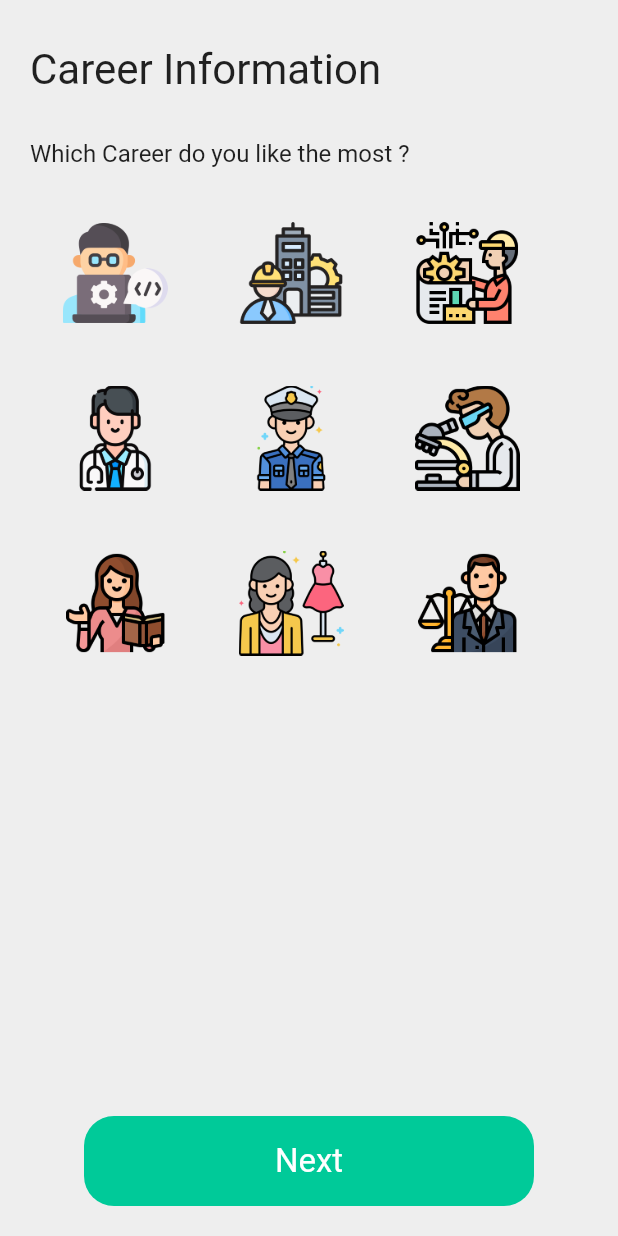
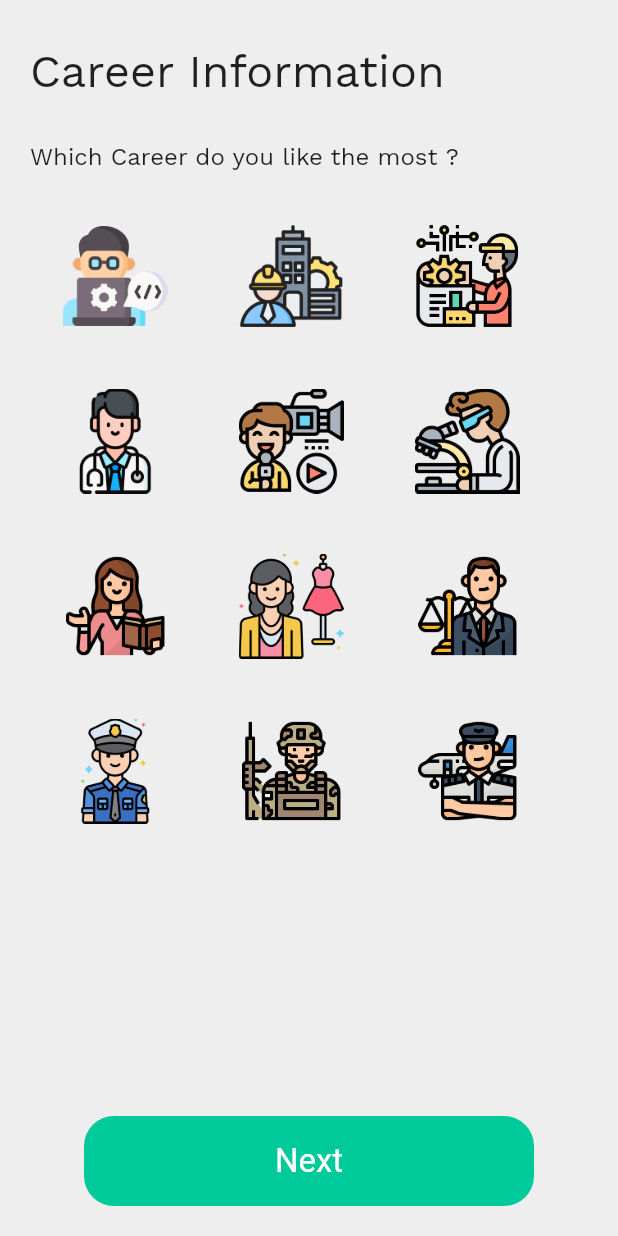
Before and after one commit to eDemy-SIH/eDemy-App, a Flutter app: the EducationInfo screen opened by its route, after a tap on "Next", on a phone screen of 412 x 824 dp. Run offline on Flutter 3.47's test engine with Material 2 defaults, Android fonts, the light colour scheme and no system bars; our stand-ins replace google_fonts, hive, hive_flutter, pie_chart, smooth_page_indicator, velocity_x; accounts and stored records are empty.

Commit message:
Ui Fixes

```diff
--- a/lib/pages/aptitude.dart
+++ b/lib/pages/aptitude.dart
@@ -86,8 +86,7 @@ class _AptitudeTestState extends State<AptitudeTest> {
                   padding: EdgeInsets.only(top: 40,left: 20,right: 20),
                   child: Text(
                     question.question,
-                    style:  GoogleFonts.workSans(
-                      textStyle:TextStyle(fontSize: 20)),
+                    style:  TextStyle(fontSize: 20, fontFamily: 'FontMain'),
                   ),
                 ),
                 SizedBox(height: 30,),
--- a/lib/pages/education_info.dart
+++ b/lib/pages/education_info.dart
@@ -52,7 +52,8 @@ class _EducationInfoState extends State<EducationInfo> {
                 child: Text(
                   "Education Information",
                   style: TextStyle(
-                    fontSize: 28
+                    fontSize: 30,
+                    fontFamily: 'FontMain'
                   ),
                 ),
               ),
@@ -62,7 +63,8 @@ class _EducationInfoState extends State<EducationInfo> {
                 child: Text(
                   "Please enter all the details to continue",
                   style: TextStyle(
-                    fontSize: 16
+                    fontSize: 16,
+                    fontFamily: 'FontMain'
                   ),
                 ),
               ),
--- a/lib/pages/get_started.dart
+++ b/lib/pages/get_started.dart
@@ -52,7 +52,7 @@ class _GetStartedState extends State<GetStarted> {
         },
         child: Text(
           "Get Started",
-          style: TextStyle(fontSize: 24),
+          style: TextStyle(fontSize: 24,),
         ),
         style: TextButton.styleFrom(
           shape: RoundedRectangleBorder(
--- a/lib/pages/hobbies.dart
+++ b/lib/pages/hobbies.dart
@@ -121,7 +121,8 @@ class _HobbiesState extends State<Hobbies> {
                     child: Text(
                       "Career Information",
                       style: TextStyle(
-                        fontSize: 28
+                        fontSize: 30,
+                        fontFamily: 'FontMain'
                       ),
                     ),
                   ),
@@ -131,7 +132,8 @@ class _HobbiesState extends State<Hobbies> {
                     child: Text(
                       "Which Career do you like the most ?",
                       style: TextStyle(
-                        fontSize: 16
+                        fontSize: 16,
+                        fontFamily: 'FontMain'
                       ),
                     ),
                   ),
@@ -185,7 +187,7 @@ class _HobbiesState extends State<Hobbies> {
                       Container(
                         width: 80,
                         height: 80,
-                        child: CareerButton("assets/images/policeman.png", 4),
+                        child: CareerButton("assets/images/journalist.png", 4),
                       ),
                       const SizedBox(
                         width: 10,
@@ -235,6 +237,39 @@ class _HobbiesState extends State<Hobbies> {
                    ),
                  ),
 
+                 Padding(
+                   padding: EdgeInsets.only(top: 30,left: 30,right: 30),
+                   child: Row(
+                    mainAxisAlignment: MainAxisAlignment.spaceAround,
+                    children: [
+                      Container(
+                        width: 80,
+                        height: 80,
+                        child: CareerButton("assets/images/policeman.png", 9),
+                      ),
+                      const SizedBox(
+                        width: 10,
+                      ),
+                      Container(
+                        width: 80,
+                        height: 80,
+                        child: CareerButton("assets/images/soldier.png", 10),
+                      ),
+                      const SizedBox(
+                        width: 10,
+                      ),
+                      Container(
+                        width: 80,
+                        height: 80,
+                        child: CareerButton("assets/images/pilot.png", 11),
+                      ),
+                      const SizedBox(
+                        width: 10,
+                      ),
+                    ],
+                   ),
+                 ),
+
 
 
                   Expanded(
--- a/lib/pages/student_info.dart
+++ b/lib/pages/student_info.dart
@@ -46,7 +46,8 @@ class _StudentInfoState extends State<StudentInfo> {
                 child: Text(
                   "Student Information",
                   style: TextStyle(
-                    fontSize: 28
+                    fontSize: 30,
+                    fontFamily: 'FontMain'
                   ),
                 ),
               ),
@@ -56,7 +57,8 @@ class _StudentInfoState extends State<StudentInfo> {
                 child: Text(
                   "Please enter all the details to continue",
                   style: TextStyle(
-                    fontSize: 16
+                    fontSize: 16,
+                    fontFamily: 'FontMain'
                   ),
                 ),
               ),
--- a/lib/utils/themes.dart
+++ b/lib/utils/themes.dart
@@ -26,6 +26,7 @@ class MyThemes {
         elevation: 0.0,
         iconTheme: IconThemeData(color: Colors.deepPurple),
       ),
+      //textTheme: GoogleFonts.workSans()
 
     );
 
--- a/lib/widgets/onboarding.dart
+++ b/lib/widgets/onboarding.dart
@@ -21,13 +21,13 @@ class Onboarding extends StatelessWidget {
             ),
             Text(
               title,
-              style: TextStyle(fontSize: 28),
+              style: TextStyle(fontSize: 28,fontFamily: 'FontMain'),
             ),
             SizedBox(height: 20,),
             Center(
               child: Text(
                 subtitle,
-                style: TextStyle(fontSize: 16),
+                style: TextStyle(fontSize: 16,fontFamily: 'FontMain'),
                 textAlign: TextAlign.center,
               ),
             ),
```
Also changed, not shown: lib/pages/discover_jobs.dart (+4 -3 lines), lib/pages/home.dart (+8 -10 lines), lib/widgets/career_cards.dart (+8 -3 lines), pubspec.yaml (+5 -14 lines), assets/images/journalist.png (added), assets/images/pilot.png (added), assets/images/soldier.png (added).
